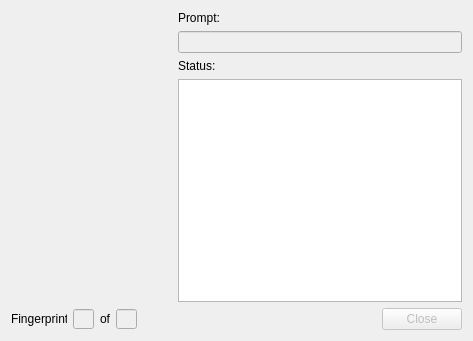
This is fedialog.ui in fashtop3/QT-biometrics-main as Qt 5 draws it before an edit. The edited form follows.
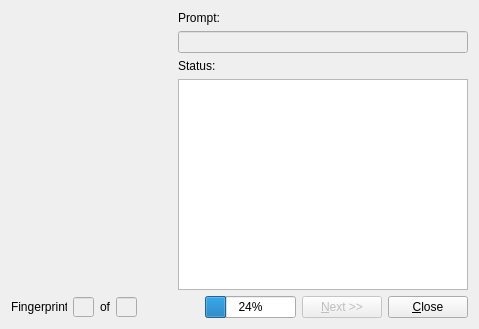
This is the edited form.

The edit to the form file:
```diff
--- a/fedialog.ui
+++ b/fedialog.ui
@@ -6,8 +6,8 @@
    <rect>
     <x>0</x>
     <y>0</y>
-    <width>473</width>
-    <height>341</height>
+    <width>479</width>
+    <height>329</height>
    </rect>
   </property>
   <property name="sizePolicy">
@@ -16,6 +16,18 @@
     <verstretch>0</verstretch>
    </sizepolicy>
   </property>
+  <property name="minimumSize">
+   <size>
+    <width>479</width>
+    <height>329</height>
+   </size>
+  </property>
+  <property name="maximumSize">
+   <size>
+    <width>479</width>
+    <height>329</height>
+   </size>
+  </property>
   <property name="windowTitle">
    <string>Fingerprint Enrollment</string>
   </property>
@@ -151,12 +163,29 @@
       </spacer>
      </item>
      <item>
-      <widget class="QPushButton" name="pushButtonOptions">
+      <widget class="QProgressBar" name="progressBar">
+       <property name="value">
+        <number>24</number>
+       </property>
+      </widget>
+     </item>
+     <item>
+      <widget class="QPushButton" name="pushButtonNext">
        <property name="enabled">
         <bool>false</bool>
        </property>
        <property name="text">
-        <string>Close</string>
+        <string>&amp;Next &gt;&gt;</string>
+       </property>
+      </widget>
+     </item>
+     <item>
+      <widget class="QPushButton" name="pushButtonClose">
+       <property name="enabled">
+        <bool>true</bool>
+       </property>
+       <property name="text">
+        <string>&amp;Close</string>
        </property>
       </widget>
      </item>
```
Left out of the diff: 12 changed lines with no effect on the pictures.
